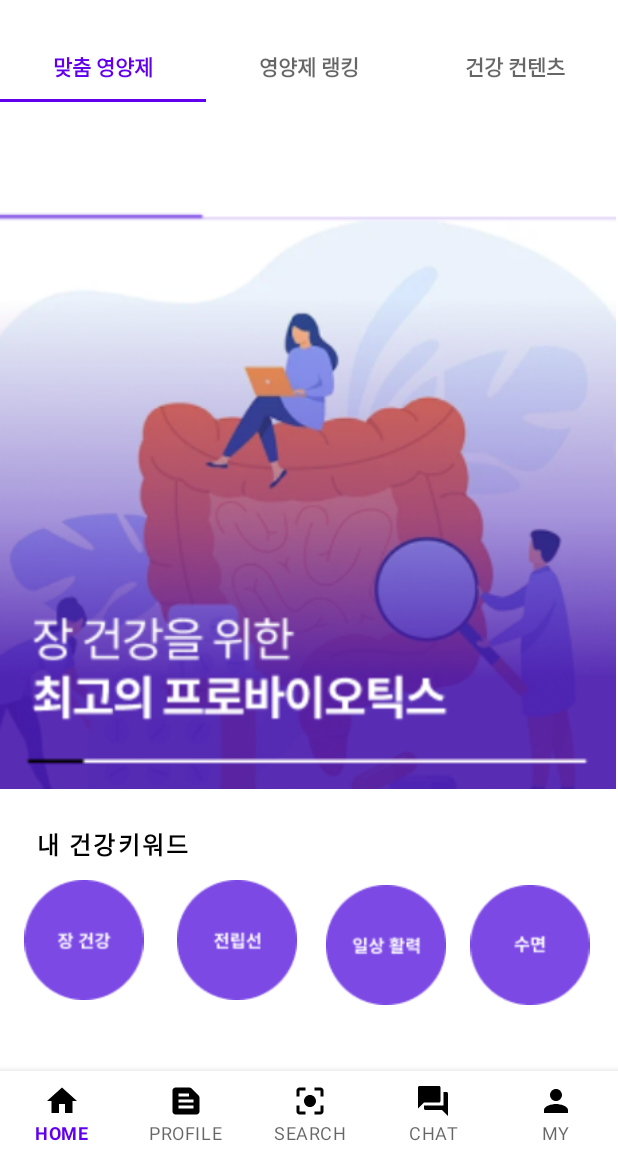
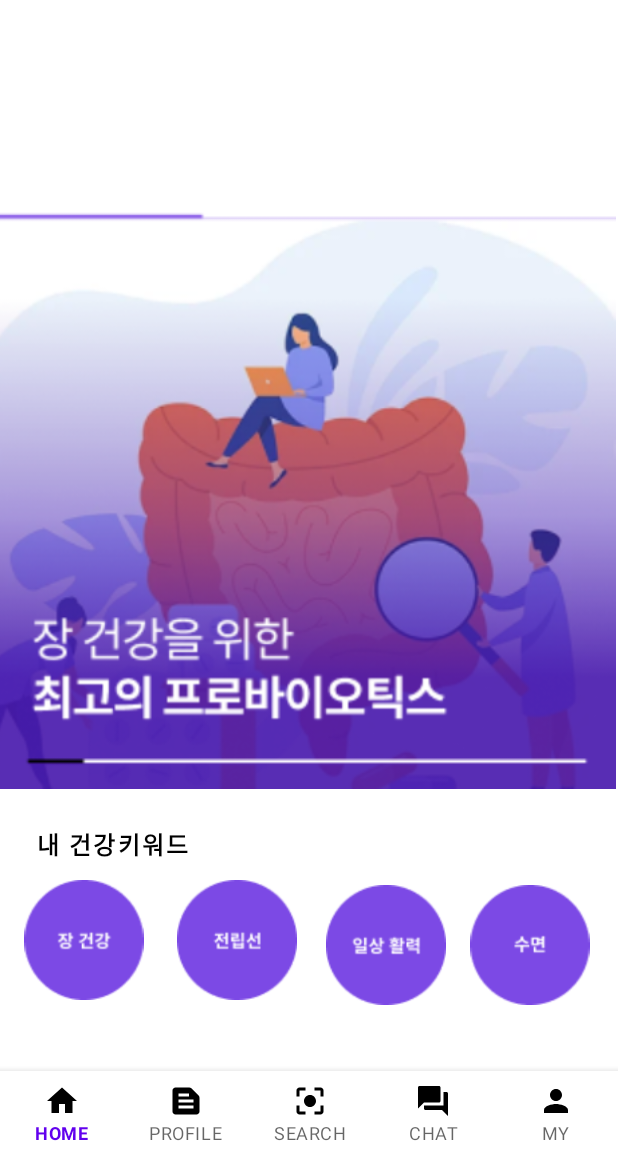
Before and after one commit to VITA-LOG/VITA-LOG, an Android app: the screen it shows after launch (NaviActivity), on a phone screen of 412 x 824 dp, the part 81-1236 px from its top. Run offline under Robolectric (Android 15) with nearby library versions, the phone set to English and light mode, and no system bars.

Commit message:
update images

```diff
--- a/app/src/main/res/layout/fragment_home.xml
+++ b/app/src/main/res/layout/fragment_home.xml
@@ -124,28 +124,4 @@
         app:layout_constraintBottom_toBottomOf="parent"
         app:layout_constraintStart_toEndOf="@+id/daily_energy" />
 
-    <com.google.android.material.tabs.TabLayout
-        android:layout_width="match_parent"
-        android:layout_height="wrap_content"
-        app:layout_constraintTop_toBottomOf="@id/toolbar"
-        app:tabTextAppearance="@style/CustomTabText"
-        tools:ignore="MissingConstraints">
-
-        <com.google.android.material.tabs.TabItem
-            android:layout_width="wrap_content"
-            android:layout_height="wrap_content"
-            android:text="맞춤 영양제" />
-
-        <com.google.android.material.tabs.TabItem
-            android:layout_width="wrap_content"
-            android:layout_height="wrap_content"
-            android:text="영양제 랭킹" />
-
-        <com.google.android.material.tabs.TabItem
-            android:layout_width="wrap_content"
-            android:layout_height="wrap_content"
-            android:text="건강 컨텐츠" />
-    </com.google.android.material.tabs.TabLayout>
-
-
 </androidx.constraintlayout.widget.ConstraintLayout>
```
